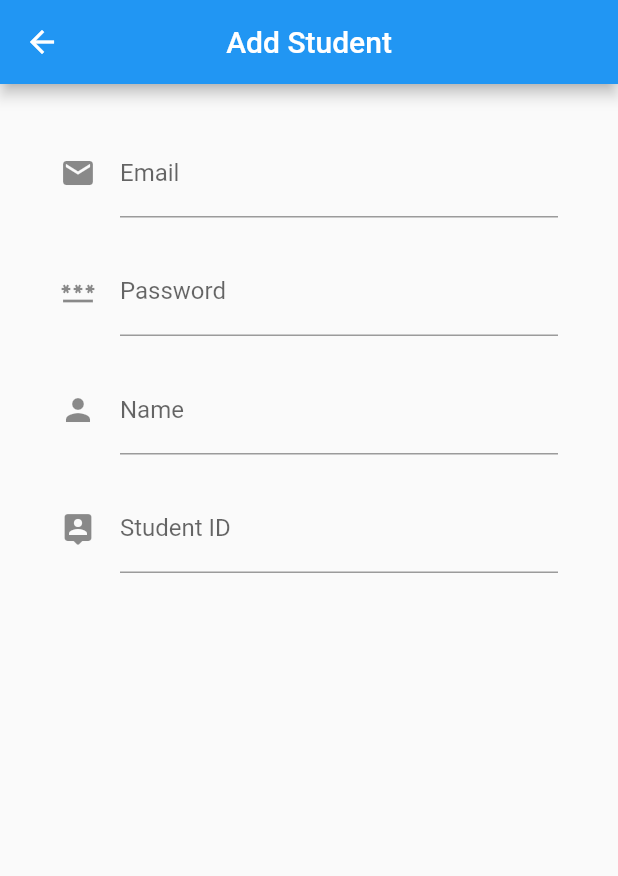
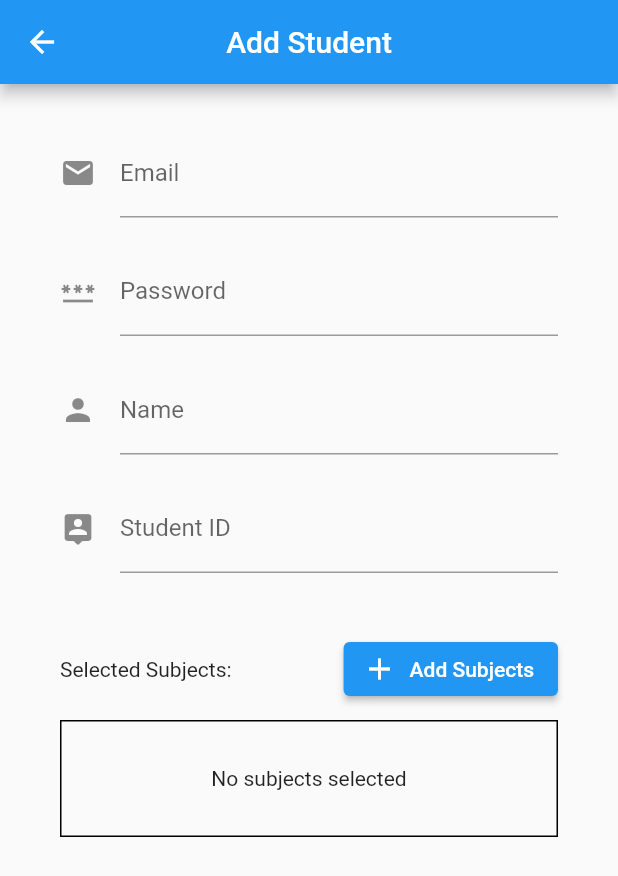
Before and after one commit to Elysu/Student-Attendance-System-With-WiFi-Detection, a Flutter app: the AddStudent screen opened directly, on a phone screen of 412 x 824 dp. Shown: the top 876 px of the screen. Run offline on Flutter 3.47's test engine with Material 2 defaults, Android fonts, the phone set to English and light mode, and no system bars; our stand-ins replace cloud_firestore, firebase_auth, firebase_core, flutter_spinkit, permission_handler; missing offline and left inert: network_info_plus; accounts and stored records are empty.

Commit message:
1. added network_info 2. made add_student.dart 3. made add_subject.dart (checkboxes for subjects) but it build before async data completes

```diff
--- a/lib/screens/students/add_student.dart
+++ b/lib/screens/students/add_student.dart
@@ -1,5 +1,5 @@
 import 'package:flutter/material.dart';
-import 'package:student_attendance_fyp/shared/constants.dart';
+import 'package:student_attendance_fyp/screens/students/add_subjects.dart';
 
 class AddStudent extends StatefulWidget {
   const AddStudent({ Key? key }) : super(key: key);
@@ -23,7 +23,8 @@ class _AddStudentState extends State<AddStudent> {
         title: const Text("Add Student"),
         centerTitle: true,
       ),
-      body: Container(
+      body: SingleChildScrollView( // make contents scrollable when keyboard appears
+        child: Container(
           padding: const EdgeInsets.symmetric(horizontal: 40, vertical: 10),
           child: Form(
             child: Column(
@@ -87,7 +88,38 @@ class _AddStudentState extends State<AddStudent> {
                     setState(() => password = value);
                   },
                 ),
+
+                // add subjects
+                const SizedBox(height: 40),
+                Row(
+                  mainAxisAlignment: MainAxisAlignment.spaceBetween,
+                  children: <Widget>[
+                    const Text("Selected Subjects:"),
+                    ElevatedButton.icon(
+                      onPressed: () {
+                        Navigator.push(
+                          context,
+                          MaterialPageRoute(builder: (context) => const AddSubjects())
+                        );
+                      },
+                      icon: const Icon(Icons.add),
+                      label: const Text('Add Subjects')
+                    )
                   ],
+                ),
+
+                // display selected subjects
+                const SizedBox(height: 10),
+                Container(
+                  width: double.infinity,
+                  padding: const EdgeInsets.all(30),
+                  decoration: BoxDecoration(
+                    border: Border.all(color: Colors.black)
+                  ),
+                  child: const Center(child: Text("No subjects selected")),
+                )
+              ],
+            ),
           ),
         ),
       ),
--- a/pubspec.yaml
+++ b/pubspec.yaml
@@ -40,6 +40,8 @@ dependencies:
   firebase_core: ^1.9.0
   provider: ^6.0.1
   flutter_spinkit: ^5.1.0
+  network_info_plus: ^2.1.1
+  permission_handler: ^7.0.0
 
 dev_dependencies:
   flutter_test:
```
Also changed, not shown: lib/models/checkbox_state.dart (added, +11 -0 lines), lib/screens/home/home.dart (+20 -2 lines), lib/screens/students/add_subjects.dart (added, +76 -0 lines), lib/services/database.dart (+18 -1 lines), lib/services/network_info.dart (added, +21 -0 lines), pubspec.lock. Lines whose indentation alone changed are shown as unchanged.
